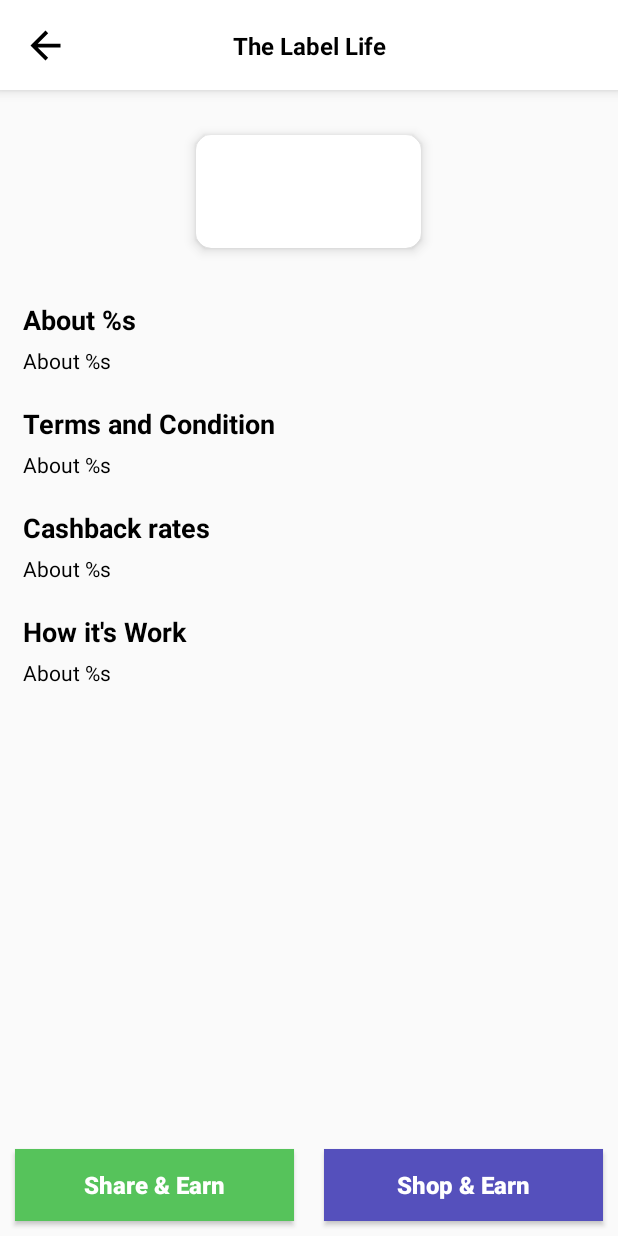
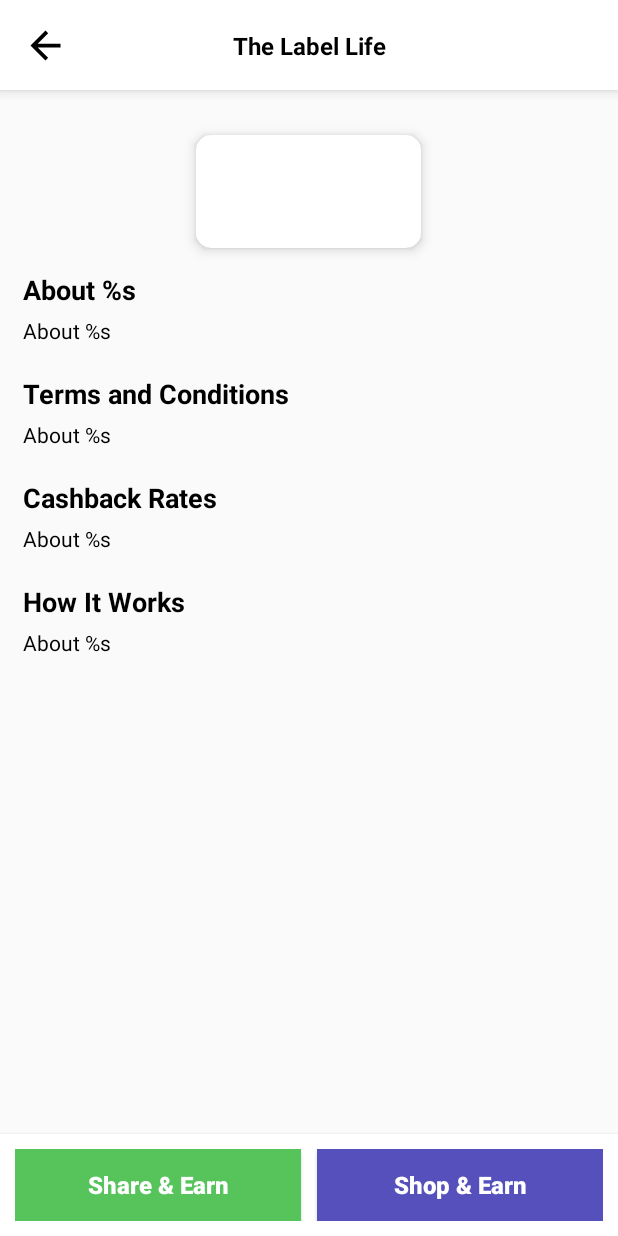
Before and after one commit to Jakirsayyed98/PerkHub, an Android app: the fragment StoreDetailFragment placed in its activity, on a phone screen of 412 x 824 dp. Run offline under Robolectric (Android 15) with nearby library versions, the phone set to English and light mode, and no system bars; network calls fail; pictures from the network do not load; 7 statements that could not run were skipped.

Commit message:
miniapp detail page update

```diff
--- a/app/src/main/res/layout/fragment_store_detail.xml
+++ b/app/src/main/res/layout/fragment_store_detail.xml
@@ -4,29 +4,32 @@
     xmlns:tools="http://schemas.android.com/tools"
     android:layout_width="match_parent"
     android:layout_height="match_parent"
-    android:orientation="vertical"
     tools:context=".Screens.Home.StoreDetailFragment">
 
+    <!-- Toolbar -->
     <include
         android:id="@+id/toolbar"
         layout="@layout/toolbar_layout"
         android:layout_width="match_parent"
         android:layout_height="60dp"
-        android:layout_alignParentTop="true"/>
+        android:layout_alignParentTop="true" />
 
+    <!-- Scrollable Content -->
     <androidx.core.widget.NestedScrollView
         android:layout_width="match_parent"
         android:layout_height="match_parent"
-        android:layout_alignParentBottom="true"
-        android:layout_below="@id/toolbar">
+        android:layout_below="@id/toolbar"
+        android:layout_above="@+id/buttonLayout"
+        android:fillViewport="true">
 
         <LinearLayout
             android:layout_width="match_parent"
-            android:layout_height="match_parent"
+            android:layout_height="wrap_content"
             android:orientation="vertical"
-            android:paddingStart="@dimen/dp15"
-            android:paddingEnd="@dimen/dp15">
+            android:paddingHorizontal="@dimen/dp15"
+            android:paddingBottom="@dimen/dp20">
 
+            <!-- Store Logo -->
             <androidx.cardview.widget.CardView
                 android:layout_width="@dimen/dp150"
                 android:layout_height="@dimen/dp75"
@@ -40,15 +43,9 @@
                     android:id="@+id/logo"
                     android:layout_width="match_parent"
                     android:layout_height="match_parent" />
+            </androidx.cardview.widget.CardView>
 
-            </androidx.cardview.widget.CardView>
-            <!--            About Stores -->
-            <LinearLayout
-                android:layout_width="match_parent"
-                android:layout_height="wrap_content"
-                android:layout_marginTop="@dimen/dp20"
-                android:orientation="vertical">
-
+            <!-- About Store -->
             <TextView
                 android:id="@+id/AboutTitle"
                 android:layout_width="match_parent"
@@ -64,26 +61,17 @@
                 android:layout_height="wrap_content"
                 android:layout_marginTop="@dimen/dp5"
                 android:text="About %s"
-                    android:lineSpacingExtra="1dp"
+                android:lineSpacingExtra="2dp"
                 android:textColor="@color/black"
                 android:textSize="@dimen/sp14" />
 
-
-            </LinearLayout>
-
-            <!--            Terms And Conditions-->
-
-            <LinearLayout
-                android:layout_width="match_parent"
-                android:layout_height="wrap_content"
-                android:layout_marginTop="@dimen/dp20"
-                android:orientation="vertical">
-
+            <!-- Terms and Conditions -->
             <TextView
                 android:id="@+id/TermsTitle"
                 android:layout_width="match_parent"
                 android:layout_height="wrap_content"
-                    android:text="Terms and Condition "
+                android:layout_marginTop="@dimen/dp20"
+                android:text="Terms and Conditions"
                 android:textColor="@color/black"
                 android:textSize="@dimen/sp18"
                 android:textStyle="bold" />
@@ -94,25 +82,16 @@
                 android:layout_height="wrap_content"
                 android:layout_marginTop="@dimen/dp5"
                 android:text="About %s"
-                    android:lineSpacingExtra="1dp"
+                android:lineSpacingExtra="2dp"
                 android:textColor="@color/black"
                 android:textSize="@dimen/sp14" />
 
-
-            </LinearLayout>
-
-            <!--            Cashback rates Stores -->
-            <LinearLayout
+            <!-- Cashback Rates -->
+            <TextView
                 android:layout_width="match_parent"
                 android:layout_height="wrap_content"
                 android:layout_marginTop="@dimen/dp20"
-                android:orientation="vertical">
-
-                <TextView
-
-                    android:layout_width="match_parent"
-                    android:layout_height="wrap_content"
-                    android:text="Cashback rates"
+                android:text="Cashback Rates"
                 android:textColor="@color/black"
                 android:textSize="@dimen/sp18"
                 android:textStyle="bold" />
@@ -123,27 +102,16 @@
                 android:layout_height="wrap_content"
                 android:layout_marginTop="@dimen/dp5"
                 android:text="About %s"
-                    android:lineSpacingExtra="1dp"
+                android:lineSpacingExtra="2dp"
                 android:textColor="@color/black"
                 android:textSize="@dimen/sp14" />
 
-
-            </LinearLayout>
-
-            <!--            Work And Conditions-->
-
-            <LinearLayout
+            <!-- How It Works -->
+            <TextView
                 android:layout_width="match_parent"
                 android:layout_height="wrap_content"
                 android:layout_marginTop="@dimen/dp20"
-
-                android:orientation="vertical">
-
-                <TextView
-
-                    android:layout_width="match_parent"
-                    android:layout_height="wrap_content"
-                    android:text="How it's Work"
+                android:text="How It Works"
                 android:textColor="@color/black"
                 android:textSize="@dimen/sp18"
                 android:textStyle="bold" />
@@ -154,51 +122,49 @@
                 android:layout_height="wrap_content"
                 android:layout_marginTop="@dimen/dp5"
                 android:text="About %s"
-                    android:lineSpacingExtra="1dp"
+                android:lineSpacingExtra="2dp"
                 android:textColor="@color/black"
-                    android:layout_marginBottom="@dimen/dp150"
                 android:textSize="@dimen/sp14" />
-
-
-            </LinearLayout>
-
-
-
         </LinearLayout>
     </androidx.core.widget.NestedScrollView>
 
+    <!-- Buttons (Share & Shop) -->
     <LinearLayout
+        android:id="@+id/buttonLayout"
         android:layout_width="match_parent"
         android:layout_height="wrap_content"
+        android:layout_alignParentBottom="true"
         android:orientation="horizontal"
-        android:layout_alignParentBottom="true">
+        android:paddingVertical="10dp"
+        android:paddingHorizontal="@dimen/dp10"
+        android:background="@color/white"
+        android:elevation="4dp">
 
         <androidx.appcompat.widget.AppCompatButton
             android:id="@+id/Share"
-            android:layout_width="match_parent"
+            android:layout_width="0dp"
             android:layout_height="wrap_content"
             android:layout_weight="1"
-            android:textAllCaps="false"
             android:background="@color/green"
-            android:layout_margin="@dimen/dp10"
+            android:text="@string/share_earn"
             android:textColor="@color/btn_text"
             android:textStyle="bold"
             android:textSize="16sp"
-            android:text="@string/share_earn"/>
+            android:textAllCaps="false"
+            android:layout_marginEnd="5dp"/>
 
         <androidx.appcompat.widget.AppCompatButton
             android:id="@+id/Shop"
-            android:layout_width="match_parent"
+            android:layout_width="0dp"
             android:layout_height="wrap_content"
             android:layout_weight="1"
+            android:background="@color/main"
+            android:text="@string/shop_earn"
+            android:textColor="@color/btn_text"
+            android:textStyle="bold"
+            android:textSize="16sp"
             android:textAllCaps="false"
-            android:background="@color/main"
-            android:layout_margin="@dimen/dp10"
-            android:textSize="16sp"
-            android:textStyle="bold"
-            android:textColor="@color/btn_text"
-            android:text="@string/shop_earn"/>
-
+            android:layout_marginStart="5dp"/>
     </LinearLayout>
 
 </RelativeLayout>
--- a/app/src/main/res/values/dimens.xml
+++ b/app/src/main/res/values/dimens.xml
@@ -11,11 +11,13 @@
     <dimen name="dp7">7dp</dimen>
     <dimen name="dp8">8dp</dimen>
     <dimen name="dp12">12dp</dimen>
+    <dimen name="dp42">42dp</dimen>
     <dimen name="dp400">400dp</dimen>
     <dimen name="dp100">100dp</dimen>
     <dimen name="dp130">130dp</dimen>
     <dimen name="dp200">200dp</dimen>
     <dimen name="dp300">300dp</dimen>
+    <dimen name="dp85">85dp</dimen>
     <dimen name="dpminus50">-50dp</dimen>
     <dimen name="sp50">50sp</dimen>
     <dimen name="dp50">50dp</dimen>
```
Also changed, not shown: app/src/main/java/app/perkhub/Screens/Home/HomeScreenFragment.kt (+10 -11 lines), app/src/main/res/layout/nav_header.xml (+30 -19 lines), app/src/main/res/menu/menu.xml (+20 -24 lines). Lines whose indentation alone changed are shown as unchanged.
